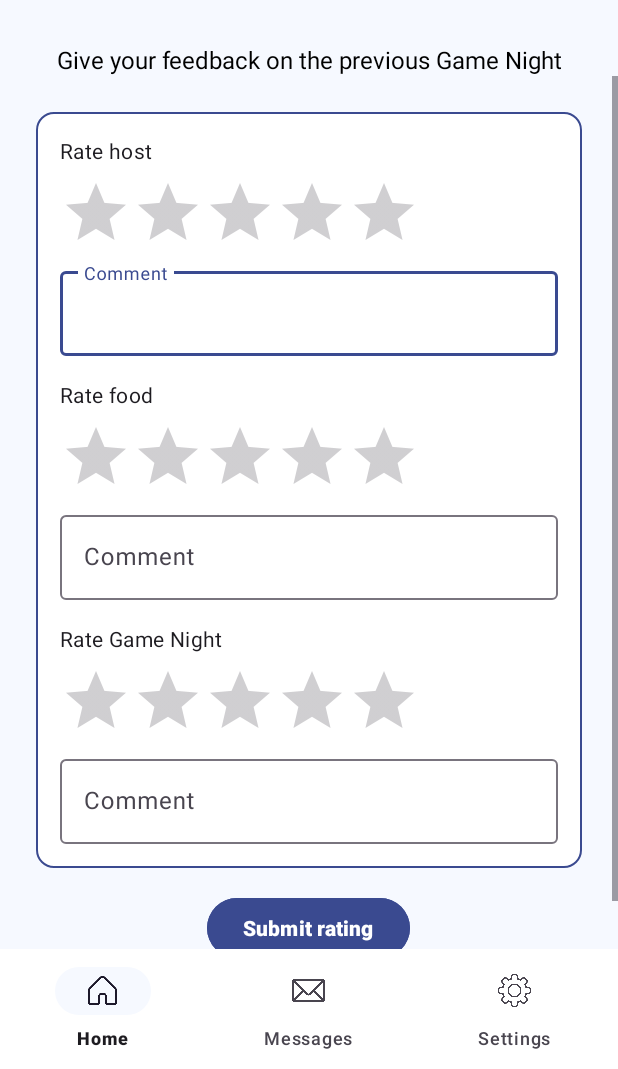
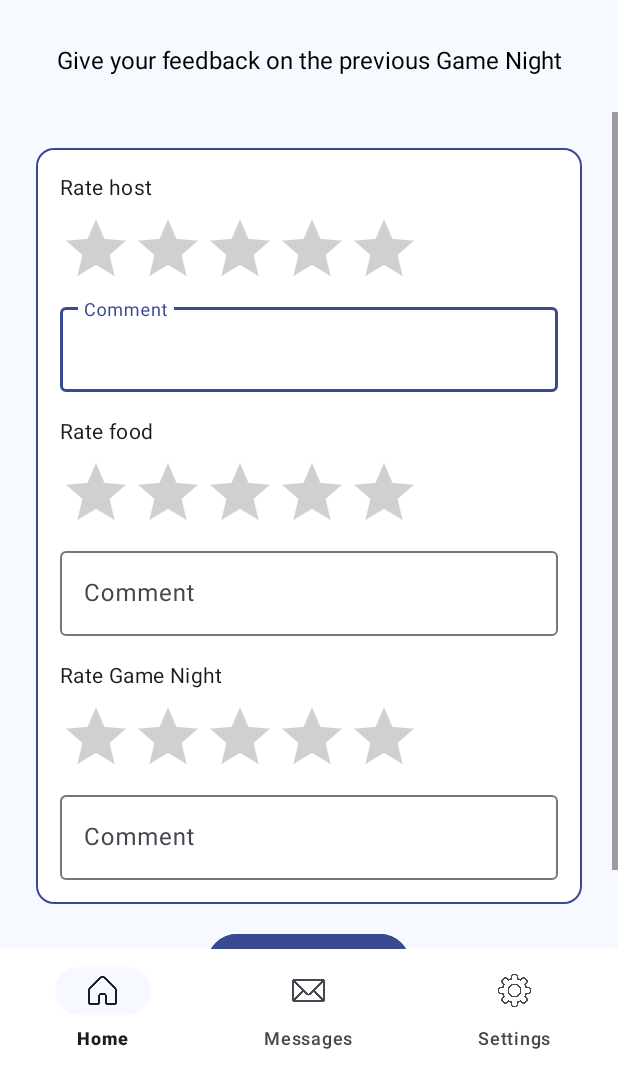
Before and after one commit to Toews-Collini/BoardGamerApp, an Android app built with Jetpack Compose: the RatingActivity screen opened directly, with no data from a screen before it, on a phone screen of 412 x 824 dp, the part 167-1236 px from its top. Run offline under Robolectric (Android 15) with nearby library versions, the light colour scheme and no system bars; 1 statement that could not run was skipped.

Commit message:
small changes in messages, rating and food choice overview

```diff
--- a/app/src/main/res/layout/activity_messages.xml
+++ b/app/src/main/res/layout/activity_messages.xml
@@ -51,8 +51,8 @@
 
     <android.widget.ScrollView
         android:id="@+id/messages_scroll_view"
-        android:layout_width="match_parent"
-        android:layout_height="0dp"
+        android:layout_width="411dp"
+        android:layout_height="380dp"
         android:layout_marginTop="12dp"
         app:layout_constraintBottom_toTopOf="@id/inputForm"
         app:layout_constraintEnd_toEndOf="parent"
--- a/app/src/main/res/layout/activity_rating.xml
+++ b/app/src/main/res/layout/activity_rating.xml
@@ -52,11 +52,12 @@
         android:id="@+id/formScroll"
         android:layout_width="0dp"
         android:layout_height="0dp"
+        android:layout_marginTop="24dp"
         android:fillViewport="true"
-        app:layout_constraintTop_toBottomOf="@id/ratings"
         app:layout_constraintBottom_toTopOf="@id/bottom_navigation"
+        app:layout_constraintEnd_toEndOf="parent"
         app:layout_constraintStart_toStartOf="parent"
-        app:layout_constraintEnd_toEndOf="parent">
+        app:layout_constraintTop_toBottomOf="@id/ratings">
 
         <LinearLayout
             android:layout_width="match_parent"
@@ -69,20 +70,20 @@
                 android:id="@+id/card"
                 android:layout_width="match_parent"
                 android:layout_height="wrap_content"
-                android:maxHeight="300dp"
                 android:layout_marginHorizontal="24dp"
                 android:background="@null"
                 android:elevation="0dp"
+                android:maxHeight="300dp"
                 android:outlineProvider="none"
                 android:padding="12dp"
                 android:stateListAnimator="@null"
                 app:cardBackgroundColor="@color/white"
+                app:layout_constraintBottom_toTopOf="@id/ratingButton"
+                app:layout_constraintEnd_toEndOf="parent"
+                app:layout_constraintStart_toStartOf="parent"
+                app:layout_constraintTop_toBottomOf="@id/ratings"
                 app:strokeColor="@color/mid_blue"
-                app:strokeWidth="1dp"
-                app:layout_constraintTop_toBottomOf="@id/ratings"
-                app:layout_constraintBottom_toTopOf="@id/ratingButton"
-                app:layout_constraintStart_toStartOf="parent"
-                app:layout_constraintEnd_toEndOf="parent">
+                app:strokeWidth="1dp">
 
                 <ScrollView
                     android:layout_width="match_parent"
```
Also changed, not shown: app/src/main/res/layout/activity_food_choice_overview.xml (+6 -5 lines), 1 other file.
